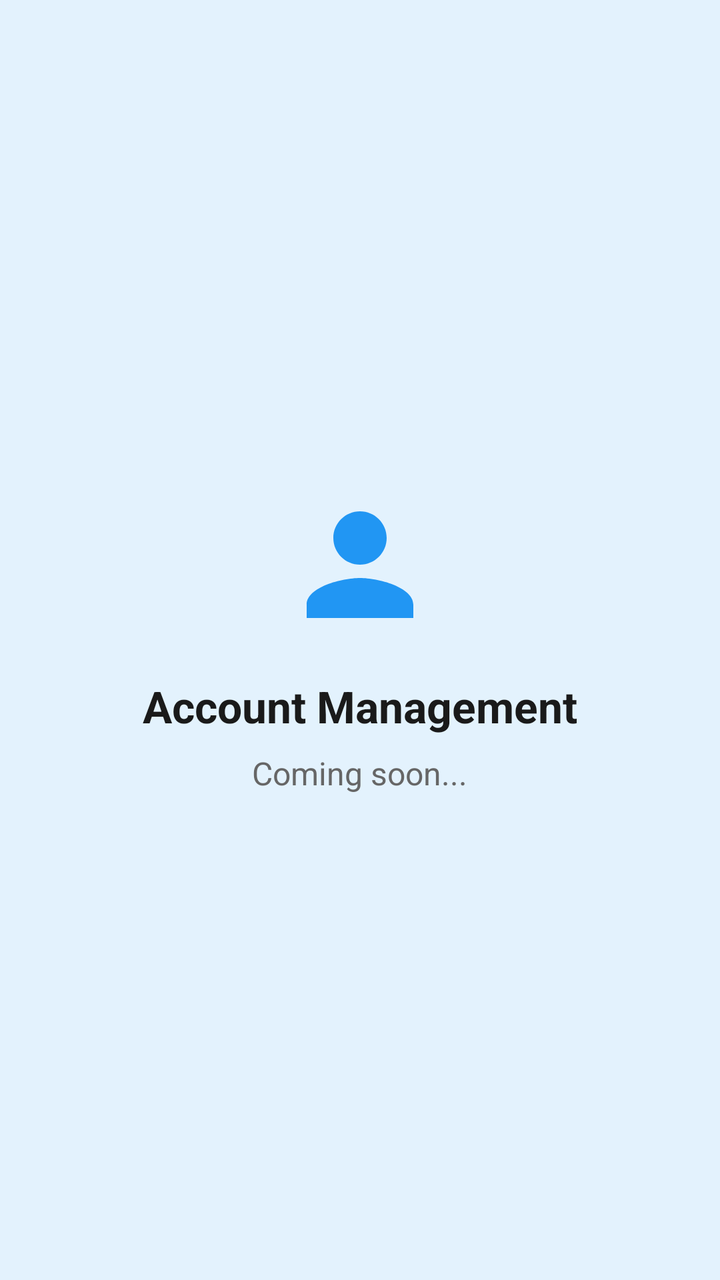
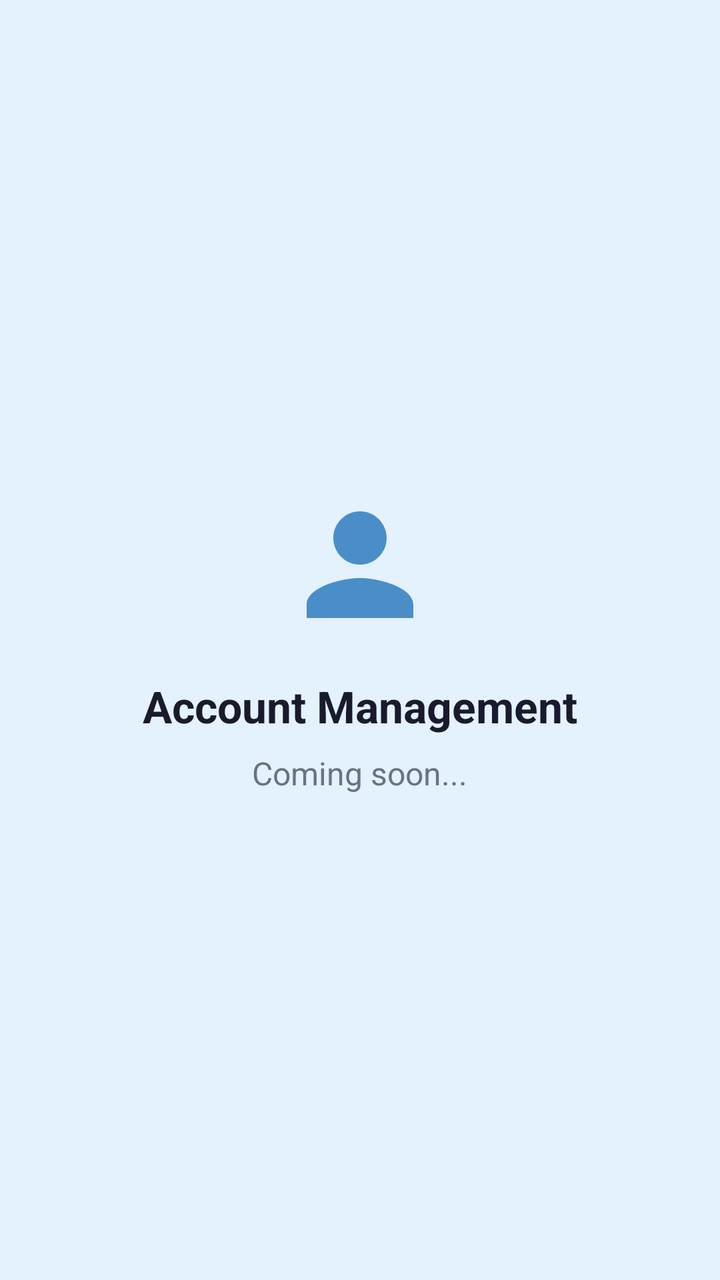

Before-and-after screenshots of an Android layout around one commit, followed by the original layout XML and the change that was made.
<!-- AndroidManifest.xml: application theme Theme.MainProj -->
<!-- res/layout/fragment_sub_account_mgmt.xml -->
<?xml version="1.0" encoding="utf-8"?>
<LinearLayout xmlns:android="http://schemas.android.com/apk/res/android"
    android:layout_width="match_parent"
    android:layout_height="match_parent"
    android:orientation="vertical"
    android:gravity="center"
    android:padding="16dp"
    android:background="#E3F2FD">

    <ImageView
        android:layout_width="80dp"
        android:layout_height="80dp"
        android:src="@drawable/ic_account"
        android:tint="#2196F3"
        android:contentDescription="Account" />

    <TextView
        android:layout_width="wrap_content"
        android:layout_height="wrap_content"
        android:text="Account Management"
        android:textSize="22sp"
        android:textStyle="bold"
        android:textColor="#1A1A1A"
        android:layout_marginTop="16dp" />

    <TextView
        android:layout_width="wrap_content"
        android:layout_height="wrap_content"
        android:text="Coming soon..."
        android:textSize="16sp"
        android:textColor="#666666"
        android:layout_marginTop="8dp" />

</LinearLayout>
<!-- resources referenced by this layout -->
<resources>
  <!-- drawable ic_account (drawable) -->
  <vector xmlns:android="http://schemas.android.com/apk/res/android"
      android:width="24dp"
      android:height="24dp"
      android:viewportWidth="24"
      android:viewportHeight="24">
      <path
          android:fillColor="#000000"
          android:pathData="M12,12c2.21,0 4,-1.79 4,-4s-1.79,-4 -4,-4S8,5.79 8,8S9.79,12 12,12zM12,14c-2.67,0 -8,1.34 -8,4v2h16v-2C20,15.34 14.67,14 12,14z"/>
  </vector>
  <style name="Theme.MainProj" parent="Theme.Material3.DayNight.NoActionBar">
              <item name="inputStrokeColor">@color/input_stroke_color_light</item>
              <item name="buttonPrimary">@color/button_primary_light</item>
              <item name="textSecondary">@color/text_secondary_light</item>
  
              <item name="buttonGoogleBg">@color/button_google_bg_light</item>
              <item name="buttonGoogleText">@color/button_google_text_light</item>
              <item name="buttonGoogleStroke">@color/button_google_stroke_light</item>
          </style>
  <color name="input_stroke_color_light">#667eea</color>
  <color name="button_primary_light">#667eea</color>
  <color name="text_secondary_light">#666666</color>
  <color name="button_google_bg_light">#FFFFFF</color>
  <color name="button_google_text_light">#333333</color>
  <color name="button_google_stroke_light">#e0e0e0</color>
</resources>

<!-- the commit's change to res/layout/fragment_sub_account_mgmt.xml (unified diff, before → after) -->
@@ -5,13 +5,13 @@
     android:orientation="vertical"
     android:gravity="center"
     android:padding="16dp"
-    android:background="#E3F2FD">
+    android:background="@color/colorServerBg">
 
     <ImageView
         android:layout_width="80dp"
         android:layout_height="80dp"
         android:src="@drawable/ic_account"
-        android:tint="#2196F3"
+        android:tint="@color/colorPrimary"
         android:contentDescription="Account" />
 
     <TextView
@@ -20,7 +20,7 @@
         android:text="Account Management"
         android:textSize="22sp"
         android:textStyle="bold"
-        android:textColor="#1A1A1A"
+        android:textColor="@color/colorTextPrimary"
         android:layout_marginTop="16dp" />
 
     <TextView
@@ -28,7 +28,7 @@
         android:layout_height="wrap_content"
         android:text="Coming soon..."
         android:textSize="16sp"
-        android:textColor="#666666"
+        android:textColor="@color/colorTextSecondary"
         android:layout_marginTop="8dp" />
 
 </LinearLayout>
<!-- resource entries referenced after the edit -->
@@ -1,5 +1,9 @@
 <!-- resources referenced by this layout -->
 <resources>
+  <color name="colorPrimary">#4A8EC9</color>
+  <color name="colorServerBg">#E3F2FD</color>
+  <color name="colorTextPrimary">#1A1A2E</color>
+  <color name="colorTextSecondary">#6B7280</color>
   <!-- drawable ic_account (drawable) -->
   <vector xmlns:android="http://schemas.android.com/apk/res/android"
       android:width="24dp"
